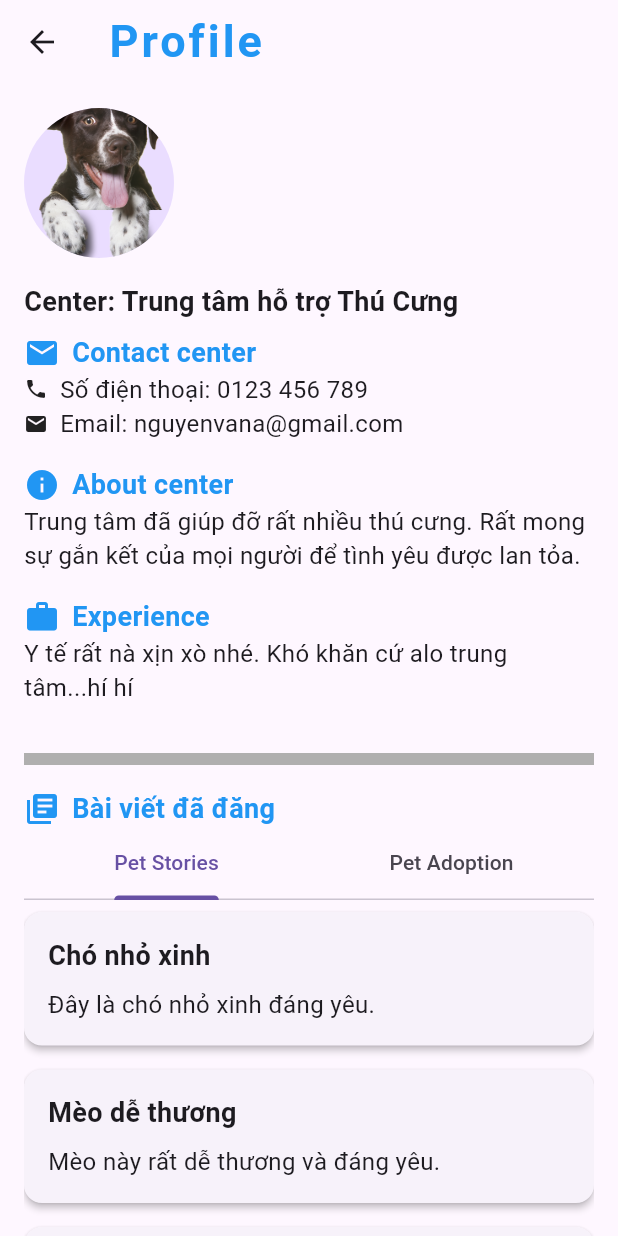
After one commit to tuandangvan/found-and-adoption-pet-fe, a Flutter app: the ProfileCenterPage screen opened directly, on a phone screen of 412 x 824 dp. The commit adds this screen. Run offline on Flutter 3.47's test engine with Material 3 defaults, Android fonts, the phone set to English and light mode, and no system bars; our stand-ins replace animated_text_kit, carousel_slider, flutter_local_notifications, font_awesome_flutter, hive, hive_flutter and 3 more; missing offline and left inert: comment_box; accounts and stored records are empty.

Commit message:
create profile with per role

```diff
--- a/client/lib/main.dart
+++ b/client/lib/main.dart
@@ -5,7 +5,6 @@ import 'package:found_adoption_application/models/current_center.dart';
 import 'package:found_adoption_application/models/current_user.dart';
 
 import 'package:found_adoption_application/screens/pet_center_screens/menu_frame_center.dart';
-
 import 'package:found_adoption_application/screens/user_screens/menu_frame_user.dart';
 
 import 'package:found_adoption_application/screens/welcome_screen.dart';
@@ -35,7 +34,7 @@ Color startingColor = const Color.fromRGBO(70, 112, 112, 1.0);
 //       theme: ThemeData(
 //         primaryColor: mainColor,
 //       ),
-//       home: NotificationScreen(),
+//       home: ProfilePage(),
 //     );
 //   }
 // }
@@ -128,6 +127,7 @@ class MyApp extends StatelessWidget {
     );
   }
 }
+
 Future<bool> checkRefreshToken() async {
   try {
     var userBox = await Hive.openBox('userBox');
--- /dev/null
+++ b/client/lib/screens/pet_center_screens/profile_center.dart
@@ -0,0 +1,248 @@
+import 'package:flutter/material.dart';
+import 'package:animated_text_kit/animated_text_kit.dart';
+import 'package:line_awesome_flutter/line_awesome_flutter.dart';
+
+class ProfileCenterPage extends StatefulWidget {
+  @override
+  State<ProfileCenterPage> createState() => _ProfileCenterPageState();
+}
+
+class Post {
+  final String title;
+  final String content;
+
+  Post(this.title, this.content);
+}
+
+class _ProfileCenterPageState extends State<ProfileCenterPage> {
+  List<Post> petStoriesPosts = [
+    Post('Chó nhỏ xinh', 'Đây là chó nhỏ xinh đáng yêu.'),
+    Post('Mèo dễ thương', 'Mèo này rất dễ thương và đáng yêu.'),
+    Post('Chim cút biết hát', 'Chim cút này biết hát rất hay.'),
+  ];
+
+  List<Post> petAdoptionPosts = [
+    Post('AAAAA', 'bbbbbbbbbbb'),
+    Post('VVVVVVVVVVV', 'EEEEEEE'),
+    Post('BBBBBBBBBBBB', 'RRRRRRRRRRRR'),
+  ];
+
+  @override
+  Widget build(BuildContext context) {
+    return Scaffold(
+      appBar: AppBar(
+        title: Row(
+          mainAxisAlignment: MainAxisAlignment.start,
+          children: [
+            // Sử dụng TypewriterAnimatedTextKit để tạo hiệu ứng chữ chạy
+            TypewriterAnimatedTextKit(
+              speed: Duration(milliseconds: 200),
+              totalRepeatCount: 1, // Số lần lặp (1 lần để chạy từ đầu đến cuối)
+              text: ['Profile'],
+              textStyle: TextStyle(
+                color: Colors.blue,
+                fontSize: 30.0,
+                fontWeight: FontWeight.bold,
+                letterSpacing: 2.0,
+              ),
+            ),
+          ],
+        ),
+      ),
+      body: SingleChildScrollView(
+        padding: EdgeInsets.all(16.0),
+        child: Column(
+          crossAxisAlignment: CrossAxisAlignment.start,
+          children: [
+            // Ảnh đại diện
+            InkWell(
+              onTap: () {
+                // Hàm xử lý khi click vào ảnh avatar
+                _showFullScreenImage(context);
+              },
+              child: Hero(
+                tag: 'avatarTag',
+                child: CircleAvatar(
+                  radius: 50.0,
+                  backgroundImage: AssetImage(
+                      'assets/images/dog_banner.png'), // Thay đổi đường dẫn ảnh
+                ),
+              ),
+            ),
+            SizedBox(height: 16.0),
+
+            // Họ và Tên
+            Text(
+              'Center: Trung tâm hỗ trợ Thú Cưng',
+              style: TextStyle(fontSize: 18.0, fontWeight: FontWeight.bold),
+            ),
+            SizedBox(height: 8.0),
+
+            // Contact me
+            buildSectionHeader('Contact center', Icons.mail),
+            buildContactInfo('Số điện thoại: 0123 456 789', Icons.phone),
+            buildContactInfo('Email: nguyenvana@gmail.com', Icons.email),
+            SizedBox(height: 16.0),
+
+            // About me
+            buildSectionHeader('About center', Icons.info),
+            buildInfo(
+                'Trung tâm đã giúp đỡ rất nhiều thú cưng. Rất mong sự gắn kết của mọi người để tình yêu được lan tỏa.'),
+            SizedBox(height: 16.0),
+
+            // Experience
+            buildSectionHeader('Experience', Icons.work),
+            buildInfo(
+                'Y tế rất nà xịn xò nhé. Khó khăn cứ alo trung tâm...hí hí'),
+            SizedBox(height: 16.0),
+
+            Container(
+              width: double.infinity,
+              height: 8.0,
+              color: const Color.fromARGB(255, 176, 175, 175),
+              margin: EdgeInsets.symmetric(vertical: 16.0),
+            ),
+
+            // List các bài viết đã đăng
+            // buildSectionHeader('Bài viết đã đăng', Icons.library_books),
+            // // Dùng ListView để hiển thị danh sách các bài viết
+            // ListView(
+            //   shrinkWrap: true,
+            //   physics: NeverScrollableScrollPhysics(),
+            //   children: [
+            //     PostCard('Tiêu đề bài viết 1', 'Nội dung bài viết 1'),
+            //     PostCard('Tiêu đề bài viết 2', 'Nội dung bài viết 2'),
+            //     // Thêm các Card khác nếu có nhiều bài viết
+            //   ],
+            // ),
+
+            // List các bài viết đã đăng
+            buildSectionHeader('Bài viết đã đăng', Icons.library_books),
+
+            // Widget chứa TabBar và TabBarView
+            DefaultTabController(
+              length: 2,
+              child: Column(
+                children: [
+                  // TabBar để chọn giữa "Pet Stories" và "Pet Adoption"
+                  TabBar(
+                    tabs: [
+                      Tab(text: 'Pet Stories'),
+                      Tab(text: 'Pet Adoption'),
+                    ],
+                  ),
+                  // TabBarView để hiển thị nội dung tương ứng với từng tab
+                  SizedBox(
+                    height:
+                        500, // Thay đổi kích thước này tùy theo nhu cầu của bạn
+                    child: TabBarView(
+                      children: [
+                        // Nội dung cho tab "Pet Stories"
+                        buildPostsList(petStoriesPosts),
+                        // Nội dung cho tab "Pet Adoption"
+                        buildPostsList(petAdoptionPosts),
+                      ],
+                    ),
+                  ),
+                ],
+              ),
+            )
+          ],
+        ),
+      ),
+    );
+  }
+
+  // Widget hiển thị danh sách bài đăng
+  Widget buildPostsList(List<Post> posts) {
+    return ListView.builder(
+      shrinkWrap: true,
+      physics: NeverScrollableScrollPhysics(),
+      itemCount: posts.length,
+      itemBuilder: (context, index) {
+        return PostCard(posts[index].title, posts[index].content);
+      },
+    );
+  }
+
+  Widget buildSectionHeader(String title, IconData icon) {
+    return Row(
+      children: [
+        Icon(icon, size: 24.0, color: Colors.blue),
+        SizedBox(width: 8.0),
+        Text(
+          title,
+          style: TextStyle(
+              fontSize: 18.0, fontWeight: FontWeight.bold, color: Colors.blue),
+        ),
+      ],
+    );
+  }
+
+  Widget buildContactInfo(String info, IconData icon) {
+    return Row(
+      children: [
+        Icon(icon, size: 16.0),
+        SizedBox(width: 8.0),
+        Text(
+          info,
+          style: TextStyle(fontSize: 16.0),
+        ),
+      ],
+    );
+  }
+
+  Widget buildInfo(String info) {
+    return Text(
+      info,
+      style: TextStyle(fontSize: 16.0),
+    );
+  }
+
+  // Hàm xử lý khi click vào ảnh avatar để hiển thị ảnh full màn hình
+  void _showFullScreenImage(BuildContext context) {
+    Navigator.of(context).push(MaterialPageRoute(
+      builder: (context) => Scaffold(
+        body: Center(
+          child: Hero(
+            tag: 'avatarTag',
+            child:
+                Image.asset('assets/images/Lan.jpg'), // Thay đổi đường dẫn ảnh
+          ),
+        ),
+      ),
+    ));
+  }
+}
+
+class PostCard extends StatelessWidget {
+  final String title;
+  final String content;
+
+  PostCard(this.title, this.content);
+
+  @override
+  Widget build(BuildContext context) {
+    return Card(
+      margin: EdgeInsets.symmetric(vertical: 8.0),
+      elevation: 2.0,
+      child: Padding(
+        padding: EdgeInsets.all(16.0),
+        child: Column(
+          crossAxisAlignment: CrossAxisAlignment.start,
+          children: [
+            Text(
+              title,
+              style: TextStyle(fontSize: 18.0, fontWeight: FontWeight.bold),
+            ),
+            SizedBox(height: 8.0),
+            Text(
+              content,
+              style: TextStyle(fontSize: 16.0),
+            ),
+          ],
+        ),
+      ),
+    );
+  }
+}
--- a/client/pubspec.yaml
+++ b/client/pubspec.yaml
@@ -47,6 +47,8 @@ dependencies:
   socket_io_client: ^2.0.3+1
   flutter_local_notifications: ^7.0.0
   timezone: ^0.7.0
+  animated_text_kit: ^4.2.2
+  line_awesome_flutter: ^2.0.0
 
 
 
```
Also changed, not shown: client/lib/custom_widget/post_card.dart (+30 -9 lines), client/lib/screens/user_screens/profile_user.dart (added, +185 -0 lines), client/pubspec.lock.
